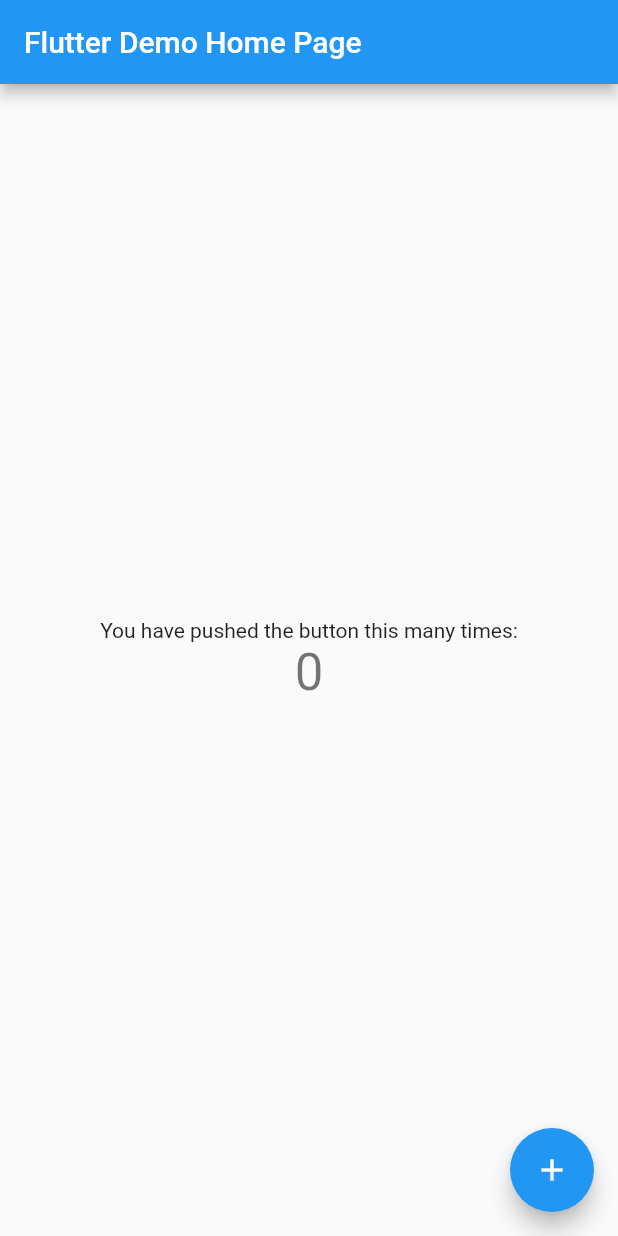
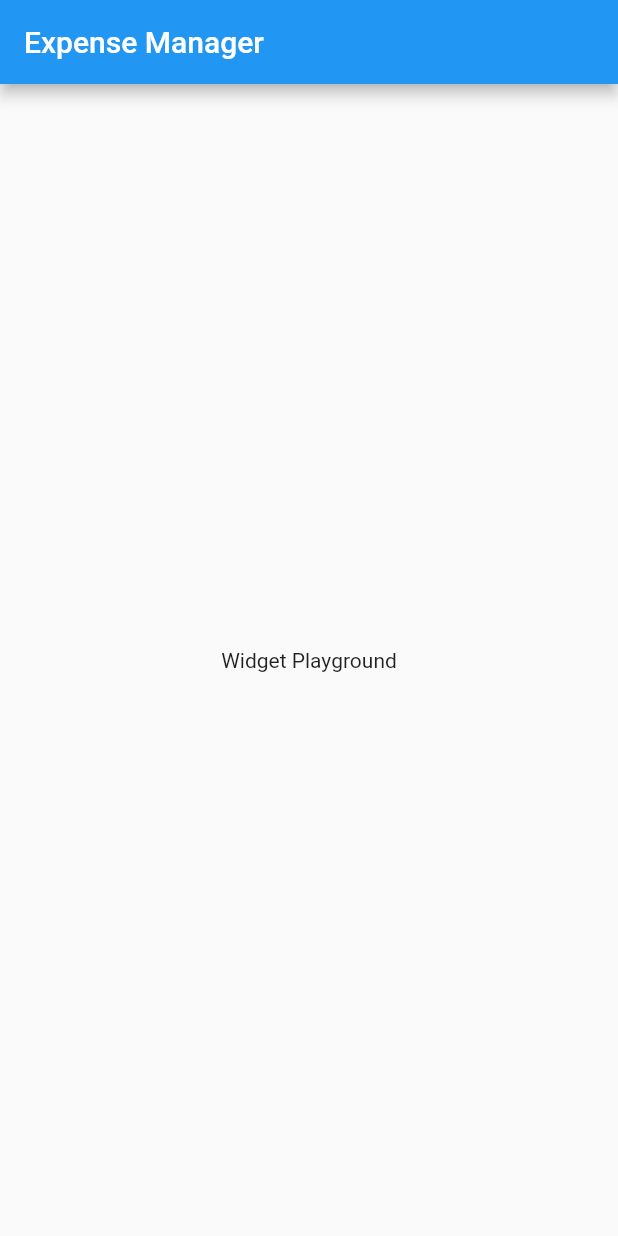
Before and after one commit to khudania/Flutter_Expense_Manager_App, a Flutter app: the screen it shows after launch, on a phone screen of 412 x 824 dp. Run offline on Flutter 3.47's test engine with Material 2 defaults, Android fonts, the phone set to English and light mode, and no system bars.

Commit message:
Initial Stage

```diff
--- a/lib/main.dart
+++ b/lib/main.dart
@@ -3,109 +3,25 @@ import 'package:flutter/material.dart';
 void main() => runApp(MyApp());
 
 class MyApp extends StatelessWidget {
-  // This widget is the root of your application.
   @override
   Widget build(BuildContext context) {
     return MaterialApp(
-      title: 'Flutter Demo',
-      theme: ThemeData(
-        // This is the theme of your application.
-        //
-        // Try running your application with "flutter run". You'll see the
-        // application has a blue toolbar. Then, without quitting the app, try
-        // changing the primarySwatch below to Colors.green and then invoke
-        // "hot reload" (press "r" in the console where you ran "flutter run",
-        // or simply save your changes to "hot reload" in a Flutter IDE).
-        // Notice that the counter didn't reset back to zero; the application
-        // is not restarted.
-        primarySwatch: Colors.blue,
-      ),
-      home: MyHomePage(title: 'Flutter Demo Home Page'),
+      title: 'Expense Manager',
+      home: MyHomePage(),
     );
   }
 }
 
-class MyHomePage extends StatefulWidget {
-  MyHomePage({Key key, this.title}) : super(key: key);
-
-  // This widget is the home page of your application. It is stateful, meaning
-  // that it has a State object (defined below) that contains fields that affect
-  // how it looks.
-
-  // This class is the configuration for the state. It holds the values (in this
-  // case the title) provided by the parent (in this case the App widget) and
-  // used by the build method of the State. Fields in a Widget subclass are
-  // always marked "final".
-
-  final String title;
-
-  @override
-  _MyHomePageState createState() => _MyHomePageState();
-}
-
-class _MyHomePageState extends State<MyHomePage> {
-  int _counter = 0;
-
-  void _incrementCounter() {
-    setState(() {
-      // This call to setState tells the Flutter framework that something has
-      // changed in this State, which causes it to rerun the build method below
-      // so that the display can reflect the updated values. If we changed
-      // _counter without calling setState(), then the build method would not be
-      // called again, and so nothing would appear to happen.
-      _counter++;
-    });
-  }
-
+class MyHomePage extends StatelessWidget {
   @override
   Widget build(BuildContext context) {
-    // This method is rerun every time setState is called, for instance as done
-    // by the _incrementCounter method above.
-    //
-    // The Flutter framework has been optimized to make rerunning build methods
-    // fast, so that you can just rebuild anything that needs updating rather
-    // than having to individually change instances of widgets.
     return Scaffold(
       appBar: AppBar(
-        // Here we take the value from the MyHomePage object that was created by
-        // the App.build method, and use it to set our appbar title.
-        title: Text(widget.title),
+        title: Text('Expense Manager'),
       ),
       body: Center(
-        // Center is a layout widget. It takes a single child and positions it
-        // in the middle of the parent.
-        child: Column(
-          // Column is also a layout widget. It takes a list of children and
-          // arranges them vertically. By default, it sizes itself to fit its
-          // children horizontally, and tries to be as tall as its parent.
-          //
-          // Invoke "debug painting" (press "p" in the console, choose the
-          // "Toggle Debug Paint" action from the Flutter Inspector in Android
-          // Studio, or the "Toggle Debug Paint" command in Visual Studio Code)
-          // to see the wireframe for each widget.
-          //
-          // Column has various properties to control how it sizes itself and
-          // how it positions its children. Here we use mainAxisAlignment to
-          // center the children vertically; the main axis here is the vertical
-          // axis because Columns are vertical (the cross axis would be
-          // horizontal).
-          mainAxisAlignment: MainAxisAlignment.center,
-          children: <Widget>[
-            Text(
-              'You have pushed the button this many times:',
-            ),
-            Text(
-              '$_counter',
-              style: Theme.of(context).textTheme.display1,
-            ),
-          ],
-        ),
+        child: Text('Widget Playground'),
       ),
-      floatingActionButton: FloatingActionButton(
-        onPressed: _incrementCounter,
-        tooltip: 'Increment',
-        child: Icon(Icons.add),
-      ), // This trailing comma makes auto-formatting nicer for build methods.
     );
   }
 }
```
